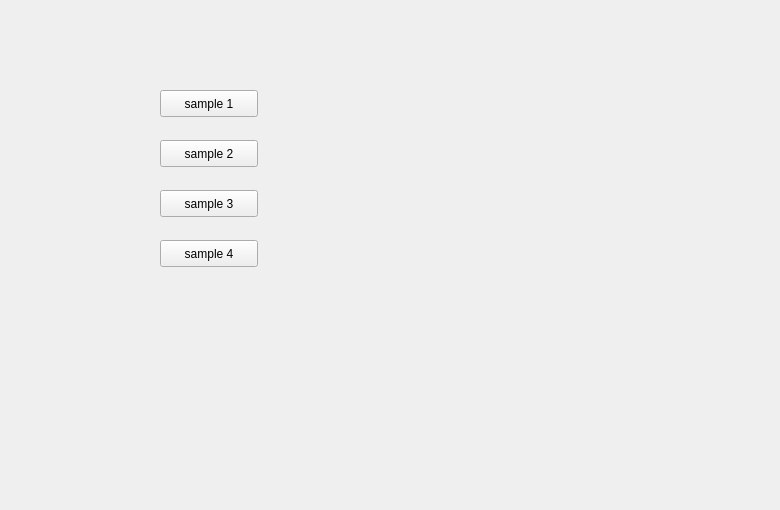
First picture: the form in sampleModules/testPlot/testPlot.ui, repository pgollor/pyGUI, before the edit.
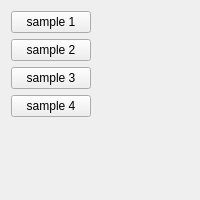
Second picture: the form after the edit.

```diff
--- a/sampleModules/testPlot/testPlot.ui
+++ b/sampleModules/testPlot/testPlot.ui
@@ -6,65 +6,69 @@
    <rect>
     <x>0</x>
     <y>0</y>
-    <width>780</width>
-    <height>510</height>
+    <width>200</width>
+    <height>200</height>
    </rect>
   </property>
   <property name="windowTitle">
    <string>Form</string>
   </property>
+  <layout class="QGridLayout" name="gridLayout">
+   <item row="0" column="0">
   <widget class="QPushButton" name="pushButtonPlotSample1">
-   <property name="geometry">
-    <rect>
-     <x>160</x>
-     <y>90</y>
-     <width>98</width>
-     <height>27</height>
-    </rect>
-   </property>
    <property name="text">
     <string>sample 1</string>
    </property>
   </widget>
-  <widget class="QPushButton" name="pushButtonPlotSample2">
-   <property name="geometry">
-    <rect>
-     <x>160</x>
-     <y>140</y>
-     <width>98</width>
-     <height>27</height>
-    </rect>
-   </property>
-   <property name="text">
-    <string>sample 2</string>
-   </property>
-  </widget>
+   </item>
+   <item row="2" column="0">
   <widget class="QPushButton" name="pushButtonPlotSample3">
-   <property name="geometry">
-    <rect>
-     <x>160</x>
-     <y>190</y>
-     <width>98</width>
-     <height>27</height>
-    </rect>
-   </property>
    <property name="text">
     <string>sample 3</string>
    </property>
   </widget>
+   </item>
+   <item row="0" column="1">
+    <spacer name="horizontalSpacer">
+     <property name="orientation">
+      <enum>Qt::Horizontal</enum>
+     </property>
+     <property name="sizeHint" stdset="0">
+      <size>
+       <width>40</width>
+       <height>20</height>
+      </size>
+     </property>
+    </spacer>
+   </item>
+   <item row="3" column="0">
   <widget class="QPushButton" name="pushButtonPlotSample4">
-   <property name="geometry">
-    <rect>
-     <x>160</x>
-     <y>240</y>
-     <width>98</width>
-     <height>27</height>
-    </rect>
-   </property>
    <property name="text">
     <string>sample 4</string>
    </property>
   </widget>
+   </item>
+   <item row="1" column="0">
+    <widget class="QPushButton" name="pushButtonPlotSample2">
+     <property name="text">
+      <string>sample 2</string>
+     </property>
+    </widget>
+   </item>
+   <item row="4" column="0">
+    <spacer name="verticalSpacer">
+     <property name="orientation">
+      <enum>Qt::Vertical</enum>
+     </property>
+     <property name="sizeHint" stdset="0">
+      <size>
+       <width>20</width>
+       <height>40</height>
+      </size>
+     </property>
+    </spacer>
+   </item>
+  </layout>
  </widget>
  <resources/>
  <connections/>
```
Lines whose indentation alone changed are shown as unchanged.
